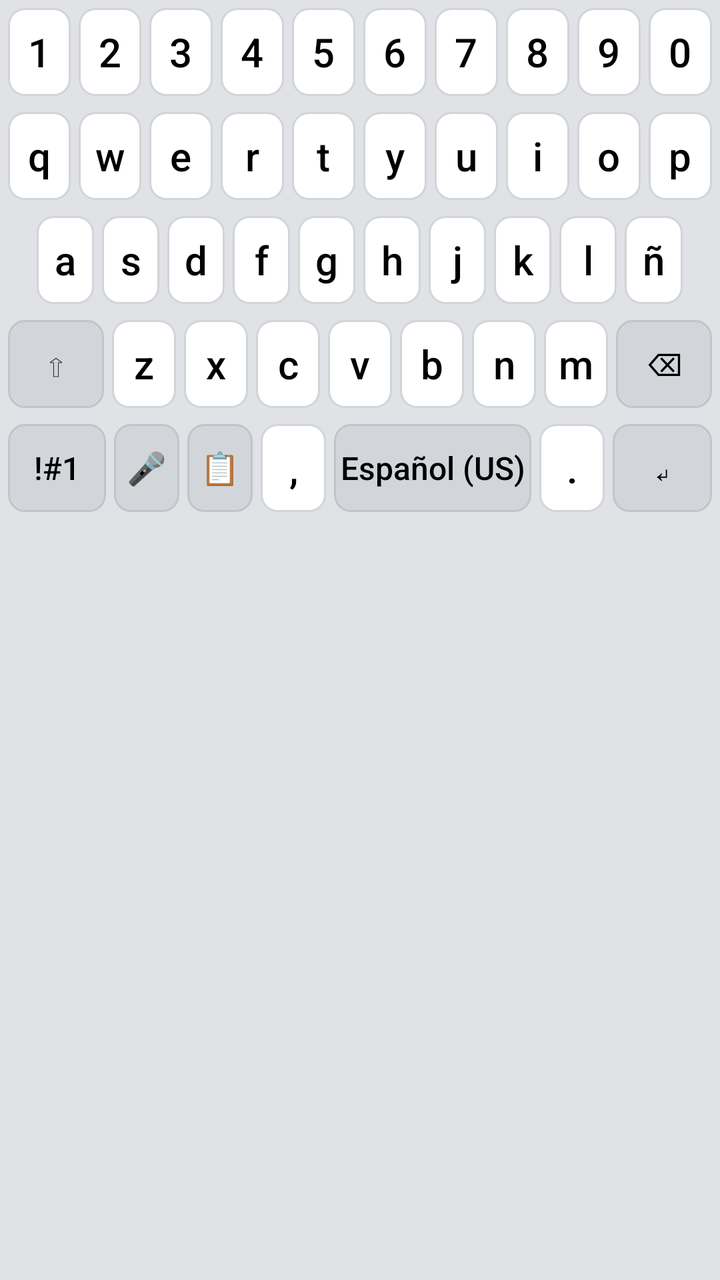
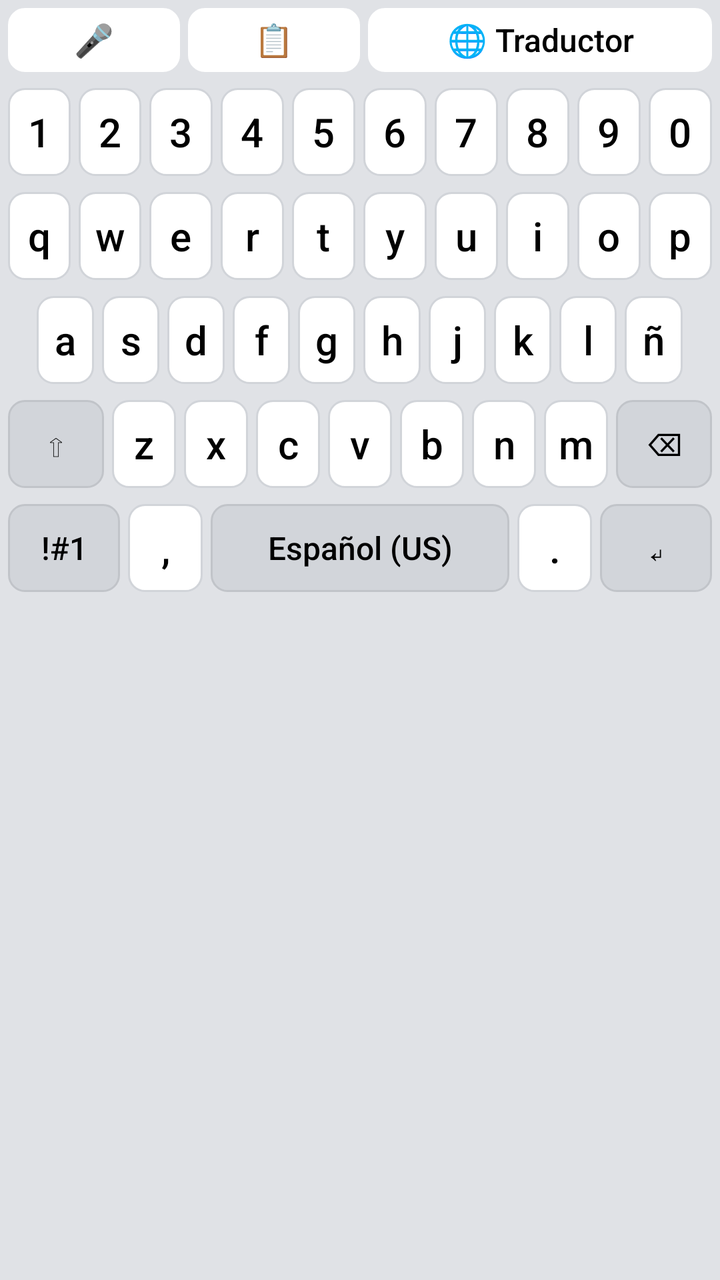

Compare the two renders of this Android layout. The source of the first and the diff that turns it into the second are given below.
<!-- AndroidManifest.xml: application theme Theme.AppCompat.Light.DarkActionBar -->
<!-- res/layout/keyboard_layout.xml -->
<?xml version="1.0" encoding="utf-8"?>
<LinearLayout xmlns:android="http://schemas.android.com/apk/res/android"
    android:layout_width="match_parent"
    android:layout_height="wrap_content"
    android:orientation="vertical"
    android:background="#E0E2E6" 
    android:paddingBottom="8dp">

    
    <LinearLayout android:layout_width="match_parent" android:layout_height="52dp" android:orientation="horizontal" android:padding="2dp">
        <Button android:text="1" style="@style/KeyStyle" />
        <Button android:text="2" style="@style/KeyStyle" />
        <Button android:text="3" style="@style/KeyStyle" />
        <Button android:text="4" style="@style/KeyStyle" />
        <Button android:text="5" style="@style/KeyStyle" />
        <Button android:text="6" style="@style/KeyStyle" />
        <Button android:text="7" style="@style/KeyStyle" />
        <Button android:text="8" style="@style/KeyStyle" />
        <Button android:text="9" style="@style/KeyStyle" />
        <Button android:text="0" style="@style/KeyStyle" />
    </LinearLayout>

    <FrameLayout android:layout_width="match_parent" android:layout_height="wrap_content">
        
        <LinearLayout android:id="@+id/layout_letters" android:layout_width="match_parent" android:layout_height="wrap_content" android:orientation="vertical" android:visibility="visible">
            <LinearLayout android:layout_width="match_parent" android:layout_height="52dp" android:orientation="horizontal" android:padding="2dp">
                <Button android:text="q" style="@style/KeyStyle" />
                <Button android:text="w" style="@style/KeyStyle" />
                <Button android:text="e" style="@style/KeyStyle" />
                <Button android:text="r" style="@style/KeyStyle" />
                <Button android:text="t" style="@style/KeyStyle" />
                <Button android:text="y" style="@style/KeyStyle" />
                <Button android:text="u" style="@style/KeyStyle" />
                <Button android:text="i" style="@style/KeyStyle" />
                <Button android:text="o" style="@style/KeyStyle" />
                <Button android:text="p" style="@style/KeyStyle" />
            </LinearLayout>
            <LinearLayout android:layout_width="match_parent" android:layout_height="52dp" android:orientation="horizontal" android:padding="2dp">
                <View android:layout_width="0dp" android:layout_height="match_parent" android:layout_weight="0.5"/>
                <Button android:text="a" style="@style/KeyStyle" />
                <Button android:text="s" style="@style/KeyStyle" />
                <Button android:text="d" style="@style/KeyStyle" />
                <Button android:text="f" style="@style/KeyStyle" />
                <Button android:text="g" style="@style/KeyStyle" />
                <Button android:text="h" style="@style/KeyStyle" />
                <Button android:text="j" style="@style/KeyStyle" />
                <Button android:text="k" style="@style/KeyStyle" />
                <Button android:text="l" style="@style/KeyStyle" />
                <Button android:text="ñ" style="@style/KeyStyle" />
                <View android:layout_width="0dp" android:layout_height="match_parent" android:layout_weight="0.5"/>
            </LinearLayout>
            <LinearLayout android:layout_width="match_parent" android:layout_height="52dp" android:orientation="horizontal" android:padding="2dp">
                <Button android:tag="SHIFT" android:text="⇧" style="@style/KeyStyleAction" android:layout_weight="1.5" />
                <Button android:text="z" style="@style/KeyStyle" />
                <Button android:text="x" style="@style/KeyStyle" />
                <Button android:text="c" style="@style/KeyStyle" />
                <Button android:text="v" style="@style/KeyStyle" />
                <Button android:text="b" style="@style/KeyStyle" />
                <Button android:text="n" style="@style/KeyStyle" />
                <Button android:text="m" style="@style/KeyStyle" />
                <Button android:tag="DELETE" android:text="⌫" style="@style/KeyStyleAction" android:layout_weight="1.5" />
            </LinearLayout>
            <LinearLayout android:layout_width="match_parent" android:layout_height="52dp" android:orientation="horizontal" android:padding="2dp">
                <Button android:tag="MODE_SYM1" android:text="!#1" style="@style/KeyStyleAction" android:layout_weight="1.5" />
                <Button android:id="@+id/btnMic1" android:tag="MIC" android:text="🎤" style="@style/KeyStyleAction" android:layout_weight="1" />
                <Button android:tag="CLIPBOARD" android:text="📋" style="@style/KeyStyleAction" android:layout_weight="1" />
                <Button android:text="," style="@style/KeyStyle" android:layout_weight="1" />
                <Button android:tag="SPACE" android:text="Español (US)" style="@style/KeyStyleAction" android:layout_weight="3" />
                <Button android:text="." style="@style/KeyStyle" android:layout_weight="1" />
                <Button android:tag="ENTER" android:text="↵" style="@style/KeyStyleAction" android:layout_weight="1.5" />
            </LinearLayout>
        </LinearLayout>

        
        <LinearLayout android:id="@+id/layout_symbols_1" android:layout_width="match_parent" android:layout_height="wrap_content" android:orientation="vertical" android:visibility="gone">
            <LinearLayout android:layout_width="match_parent" android:layout_height="52dp" android:orientation="horizontal" android:padding="2dp">
                <Button android:text="+" style="@style/KeyStyle" />
                <Button android:text="×" style="@style/KeyStyle" />
                <Button android:text="÷" style="@style/KeyStyle" />
                <Button android:text="=" style="@style/KeyStyle" />
                <Button android:text="/" style="@style/KeyStyle" />
                <Button android:text="_" style="@style/KeyStyle" />
                <Button android:text="&lt;" style="@style/KeyStyle" />
                <Button android:text="&gt;" style="@style/KeyStyle" />
                <Button android:text="[" style="@style/KeyStyle" />
                <Button android:text="]" style="@style/KeyStyle" />
            </LinearLayout>
            <LinearLayout android:layout_width="match_parent" android:layout_height="52dp" android:orientation="horizontal" android:padding="2dp">
                <Button android:text="!" style="@style/KeyStyle" />
                <Button android:text="@" style="@style/KeyStyle" />
                <Button android:text="#" style="@style/KeyStyle" />
                <Button android:text="$" style="@style/KeyStyle" />
                <Button android:text="%" style="@style/KeyStyle" />
                <Button android:text="^" style="@style/KeyStyle" />
                <Button android:text="&amp;" style="@style/KeyStyle" />
                <Button android:text="*" style="@style/KeyStyle" />
                <Button android:text="(" style="@style/KeyStyle" />
                <Button android:text=")" style="@style/KeyStyle" />
            </LinearLayout>
            <LinearLayout android:layout_width="match_parent" android:layout_height="52dp" android:orientation="horizontal" android:padding="2dp">
                <Button android:tag="MODE_SYM2" android:text="1/2" style="@style/KeyStyleAction" android:layout_weight="1.5"/>
                <Button android:text="-" style="@style/KeyStyle" />
                <Button android:text="'" style="@style/KeyStyle" />
                <Button android:text="&quot;" style="@style/KeyStyle" />
                <Button android:text=":" style="@style/KeyStyle" />
                <Button android:text=";" style="@style/KeyStyle" />
                <Button android:text="?" style="@style/KeyStyle" />
                <Button android:tag="DELETE" android:text="⌫" style="@style/KeyStyleAction" android:layout_weight="1.5" />
            </LinearLayout>
            <LinearLayout android:layout_width="match_parent" android:layout_height="52dp" android:orientation="horizontal" android:padding="2dp">
                <Button android:tag="MODE_LETTERS" android:text="ABC" style="@style/KeyStyleAction" android:layout_weight="1.5" />
                <Button android:tag="MODE_NUMPAD" android:text="123" style="@style/KeyStyleAction" android:layout_weight="1" />
                <Button android:text="," style="@style/KeyStyle" android:layout_weight="1" />
                <Button android:tag="SPACE" android:text="Español (US)" style="@style/KeyStyleAction" android:layout_weight="3" />
                <Button android:text="." style="@style/KeyStyle" android:layout_weight="1" />
                <Button android:tag="ENTER" android:text="↵" style="@style/KeyStyleAction" android:layout_weight="1.5" />
            </LinearLayout>
        </LinearLayout>

        
        <LinearLayout android:id="@+id/layout_symbols_2" android:layout_width="match_parent" android:layout_height="wrap_content" android:orientation="vertical" android:visibility="gone">
            
            <LinearLayout android:layout_width="match_parent" android:layout_height="52dp" android:orientation="horizontal" android:padding="2dp">
                <Button android:text="`" style="@style/KeyStyle" />
                <Button android:text="~" style="@style/KeyStyle" />
                <Button android:text="\\" style="@style/KeyStyle" />
                <Button android:text="|" style="@style/KeyStyle" />
                <Button android:text="{" style="@style/KeyStyle" />
                <Button android:text="}" style="@style/KeyStyle" />
                <Button android:text="€" style="@style/KeyStyle" />
                <Button android:text="£" style="@style/KeyStyle" />
                <Button android:text="¥" style="@style/KeyStyle" />
                <Button android:text="₩" style="@style/KeyStyle" />
            </LinearLayout>
            <LinearLayout android:layout_width="match_parent" android:layout_height="52dp" android:orientation="horizontal" android:padding="2dp">
                <Button android:text="°" style="@style/KeyStyle" />
                <Button android:text="•" style="@style/KeyStyle" />
                <Button android:text="○" style="@style/KeyStyle" />
                <Button android:text="●" style="@style/KeyStyle" />
                <Button android:text="□" style="@style/KeyStyle" />
                <Button android:text="■" style="@style/KeyStyle" />
                <Button android:text="♤" style="@style/KeyStyle" />
                <Button android:text="♡" style="@style/KeyStyle" />
                <Button android:text="◇" style="@style/KeyStyle" />
                <Button android:text="♧" style="@style/KeyStyle" />
            </LinearLayout>
            <LinearLayout android:layout_width="match_parent" android:layout_height="52dp" android:orientation="horizontal" android:padding="2dp">
                <Button android:tag="MODE_SYM1" android:text="2/2" style="@style/KeyStyleAction" android:layout_weight="1.5"/>
                <Button android:text="☆" style="@style/KeyStyle" />
                <Button android:text="▪" style="@style/KeyStyle" />
                <Button android:text="¤" style="@style/KeyStyle" />
                <Button android:text="《" style="@style/KeyStyle" />
                <Button android:text="》" style="@style/KeyStyle" />
                <Button android:text="¡" style="@style/KeyStyle" />
                <Button android:text="¿" style="@style/KeyStyle" />
                <Button android:tag="DELETE" android:text="⌫" style="@style/KeyStyleAction" android:layout_weight="1.5" />
            </LinearLayout>
            <LinearLayout android:layout_width="match_parent" android:layout_height="52dp" android:orientation="horizontal" android:padding="2dp">
                <Button android:tag="MODE_LETTERS" android:text="ABC" style="@style/KeyStyleAction" android:layout_weight="1.5" />
                <Button android:tag="MODE_NUMPAD" android:text="123" style="@style/KeyStyleAction" android:layout_weight="1" />
                <Button android:text="," style="@style/KeyStyle" android:layout_weight="1" />
                <Button android:tag="SPACE" android:text="Español (US)" style="@style/KeyStyleAction" android:layout_weight="3" />
                <Button android:text="." style="@style/KeyStyle" android:layout_weight="1" />
                <Button android:tag="ENTER" android:text="↵" style="@style/KeyStyleAction" android:layout_weight="1.5" />
            </LinearLayout>
        </LinearLayout>

        
        <LinearLayout android:id="@+id/layout_numpad" android:layout_width="match_parent" android:layout_height="wrap_content" android:orientation="vertical" android:visibility="gone">
            <LinearLayout android:layout_width="match_parent" android:layout_height="55dp" android:orientation="horizontal" android:padding="2dp">
                <Button android:text="1" style="@style/KeyStyle" />
                <Button android:text="2" style="@style/KeyStyle" />
                <Button android:text="3" style="@style/KeyStyle" />
                <Button android:tag="DELETE" android:text="⌫" style="@style/KeyStyleAction" />
            </LinearLayout>
            <LinearLayout android:layout_width="match_parent" android:layout_height="55dp" android:orientation="horizontal" android:padding="2dp">
                <Button android:text="4" style="@style/KeyStyle" />
                <Button android:text="5" style="@style/KeyStyle" />
                <Button android:text="6" style="@style/KeyStyle" />
                <Button android:tag="ENTER" android:text="↵" style="@style/KeyStyleAction" />
            </LinearLayout>
            <LinearLayout android:layout_width="match_parent" android:layout_height="55dp" android:orientation="horizontal" android:padding="2dp">
                <Button android:text="7" style="@style/KeyStyle" />
                <Button android:text="8" style="@style/KeyStyle" />
                <Button android:text="9" style="@style/KeyStyle" />
                <Button android:text="-" style="@style/KeyStyleAction" />
            </LinearLayout>
            <LinearLayout android:layout_width="match_parent" android:layout_height="55dp" android:orientation="horizontal" android:padding="2dp">
                <Button android:tag="MODE_LETTERS" android:text="ABC" style="@style/KeyStyleAction" />
                <Button android:text="0" style="@style/KeyStyle" />
                <Button android:text="." style="@style/KeyStyleAction" />
                <Button android:tag="SPACE" android:text="Espacio" style="@style/KeyStyleAction" />
            </LinearLayout>
        </LinearLayout>

        
        <LinearLayout android:id="@+id/layout_clipboard" android:layout_width="match_parent" android:layout_height="250dp" android:orientation="vertical" android:visibility="gone" android:background="#121212">
            <LinearLayout android:layout_width="match_parent" android:layout_height="40dp" android:orientation="horizontal" android:padding="4dp" android:background="#1E1E1E">
                <TextView android:layout_width="0dp" android:layout_height="match_parent" android:layout_weight="1" android:text="Portapapeles" android:textStyle="bold" android:gravity="center_vertical" android:paddingStart="12dp" android:textColor="#FFFFFF"/>
                <Button android:tag="CLEAR_CLIPBOARD" android:text="🗑️ Limpiar" style="@style/KeyStyleAction" android:layout_width="wrap_content" android:layout_height="match_parent" android:layout_marginEnd="4dp" android:padding="4dp" />
                <Button android:tag="MODE_LETTERS" android:text="❌ Cerrar" style="@style/KeyStyleAction" android:layout_width="wrap_content" android:layout_height="match_parent" android:padding="4dp" />
            </LinearLayout>
            <FrameLayout android:layout_width="match_parent" android:layout_height="match_parent">
                <androidx.recyclerview.widget.RecyclerView android:id="@+id/keyboard_recycler_view" android:layout_width="match_parent" android:layout_height="match_parent" android:padding="4dp"/>
                <Button android:id="@+id/btnClipboardEnter" android:tag="ENTER" android:layout_width="50dp" android:layout_height="50dp" android:layout_gravity="bottom|end" android:layout_margin="16dp" android:background="@drawable/bg_fab" android:text="↵" android:textColor="#FFFFFF" android:textSize="24sp" android:elevation="6dp" />
            </FrameLayout>
        </LinearLayout>

    </FrameLayout>
</LinearLayout>
<!-- resources referenced by this layout -->
<resources>
  <!-- drawable bg_fab (drawable) -->
  <?xml version="1.0" encoding="utf-8"?>
  <shape xmlns:android="http://schemas.android.com/apk/res/android" android:shape="oval">
      <solid android:color="#2196F3" /> 
  </shape>
  <style name="KeyStyle" parent="Widget.AppCompat.Button">
          <item name="android:layout_width">0dp</item>
          <item name="android:layout_height">match_parent</item>
          <item name="android:layout_weight">1</item>
          
          <item name="android:layout_margin">2dp</item>
          <item name="android:background">@drawable/bg_key</item>
          <item name="android:textColor">#000000</item>
          <item name="android:textSize">20sp</item>
          <item name="android:textAllCaps">false</item>
          <item name="android:stateListAnimator">@null</item>
          
          <item name="android:minWidth">0dp</item>
          <item name="android:minHeight">0dp</item>
          <item name="android:padding">0dp</item>
          <item name="android:insetTop">0dp</item>
          <item name="android:insetBottom">0dp</item>
      </style>
  <style name="KeyStyleAction" parent="KeyStyle">
          <item name="android:background">@drawable/bg_key_action</item>
          <item name="android:textSize">16sp</item>
      </style>
  <!-- drawable bg_key (drawable) -->
  <?xml version="1.0" encoding="utf-8"?>
  <shape xmlns:android="http://schemas.android.com/apk/res/android">
      <solid android:color="#FFFFFF" />
      <corners android:radius="8dp" />
      <stroke android:width="1dp" android:color="#D1D4D9" />
  </shape>
  <!-- drawable bg_key_action (drawable) -->
  <?xml version="1.0" encoding="utf-8"?>
  <shape xmlns:android="http://schemas.android.com/apk/res/android">
      <solid android:color="#D2D5DA" />
      <corners android:radius="8dp" />
      <stroke android:width="1dp" android:color="#C1C4C9" />
  </shape>
</resources>

<!-- the commit's change to res/layout/keyboard_layout.xml (unified diff, before → after) -->
@@ -5,6 +5,13 @@
     android:orientation="vertical"
     android:background="#E0E2E6" 
     android:paddingBottom="8dp">
+
+    
+    <LinearLayout android:layout_width="match_parent" android:layout_height="40dp" android:orientation="horizontal" android:padding="2dp">
+        <Button android:id="@+id/btnMic1" android:tag="MIC" android:text="🎤" style="@style/KeyStyleAction" android:backgroundTint="#FFFFFF" android:layout_weight="1"/>
+        <Button android:tag="CLIPBOARD" android:text="📋" style="@style/KeyStyleAction" android:backgroundTint="#FFFFFF" android:layout_weight="1"/>
+        <Button android:tag="TRANSLATOR" android:text="🌐 Traductor" style="@style/KeyStyleAction" android:backgroundTint="#FFFFFF" android:layout_weight="2"/>
+    </LinearLayout>
 
     
     <LinearLayout android:layout_width="match_parent" android:layout_height="52dp" android:orientation="horizontal" android:padding="2dp">
@@ -60,12 +67,11 @@
                 <Button android:text="m" style="@style/KeyStyle" />
                 <Button android:tag="DELETE" android:text="⌫" style="@style/KeyStyleAction" android:layout_weight="1.5" />
             </LinearLayout>
+            
             <LinearLayout android:layout_width="match_parent" android:layout_height="52dp" android:orientation="horizontal" android:padding="2dp">
                 <Button android:tag="MODE_SYM1" android:text="!#1" style="@style/KeyStyleAction" android:layout_weight="1.5" />
-                <Button android:id="@+id/btnMic1" android:tag="MIC" android:text="🎤" style="@style/KeyStyleAction" android:layout_weight="1" />
-                <Button android:tag="CLIPBOARD" android:text="📋" style="@style/KeyStyleAction" android:layout_weight="1" />
                 <Button android:text="," style="@style/KeyStyle" android:layout_weight="1" />
-                <Button android:tag="SPACE" android:text="Español (US)" style="@style/KeyStyleAction" android:layout_weight="3" />
+                <Button android:tag="SPACE" android:text="Español (US)" style="@style/KeyStyleAction" android:layout_weight="4" />
                 <Button android:text="." style="@style/KeyStyle" android:layout_weight="1" />
                 <Button android:tag="ENTER" android:text="↵" style="@style/KeyStyleAction" android:layout_weight="1.5" />
             </LinearLayout>
@@ -119,7 +125,6 @@
 
         
         <LinearLayout android:id="@+id/layout_symbols_2" android:layout_width="match_parent" android:layout_height="wrap_content" android:orientation="vertical" android:visibility="gone">
-            
             <LinearLayout android:layout_width="match_parent" android:layout_height="52dp" android:orientation="horizontal" android:padding="2dp">
                 <Button android:text="`" style="@style/KeyStyle" />
                 <Button android:text="~" style="@style/KeyStyle" />
@@ -206,5 +211,15 @@
             </FrameLayout>
         </LinearLayout>
 
+        
+        <LinearLayout android:id="@+id/layout_translator" android:layout_width="match_parent" android:layout_height="250dp" android:orientation="vertical" android:visibility="gone" android:background="#121212">
+            <LinearLayout android:layout_width="match_parent" android:layout_height="45dp" android:orientation="horizontal" android:padding="4dp" android:background="#1E1E1E">
+                <Button android:id="@+id/btnLangToggle" android:text="ES ➔ EN" style="@style/KeyStyleAction" android:layout_width="wrap_content" android:layout_height="match_parent" android:layout_marginEnd="4dp" android:padding="4dp" />
+                <TextView android:layout_width="0dp" android:layout_height="match_parent" android:layout_weight="1" android:text="Traductor de Google" android:gravity="center" android:textColor="#FFFFFF" android:textStyle="bold"/>
+                <Button android:tag="MODE_LETTERS" android:text="❌ Cerrar" style="@style/KeyStyleAction" android:layout_width="wrap_content" android:layout_height="match_parent" android:padding="4dp" />
+            </LinearLayout>
+            <EditText android:id="@+id/etTranslateInput" android:layout_width="match_parent" android:layout_height="0dp" android:layout_weight="1" android:hint="Escribe aquí para traducir y enviar..." android:textColor="#FFFFFF" android:textColorHint="#888888" android:background="#1E1E1E" android:padding="12dp" android:gravity="top|start" />
+            <Button android:id="@+id/btnTranslateSend" android:layout_width="match_parent" android:layout_height="55dp" android:text="✨ Traducir y Enviar al chat" android:backgroundTint="#2196F3" android:textColor="#FFFFFF" android:textSize="16sp" android:textStyle="bold"/>
+        </LinearLayout>
     </FrameLayout>
 </LinearLayout>
